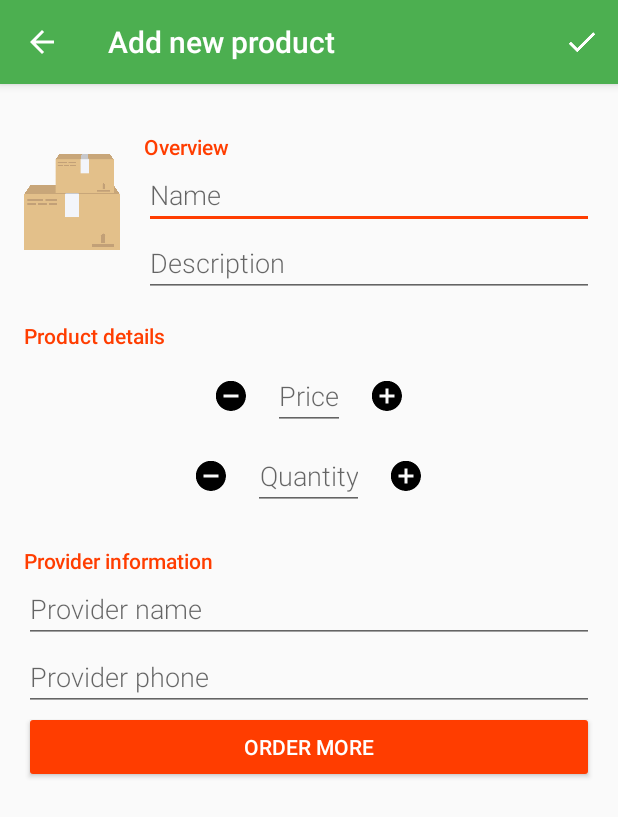
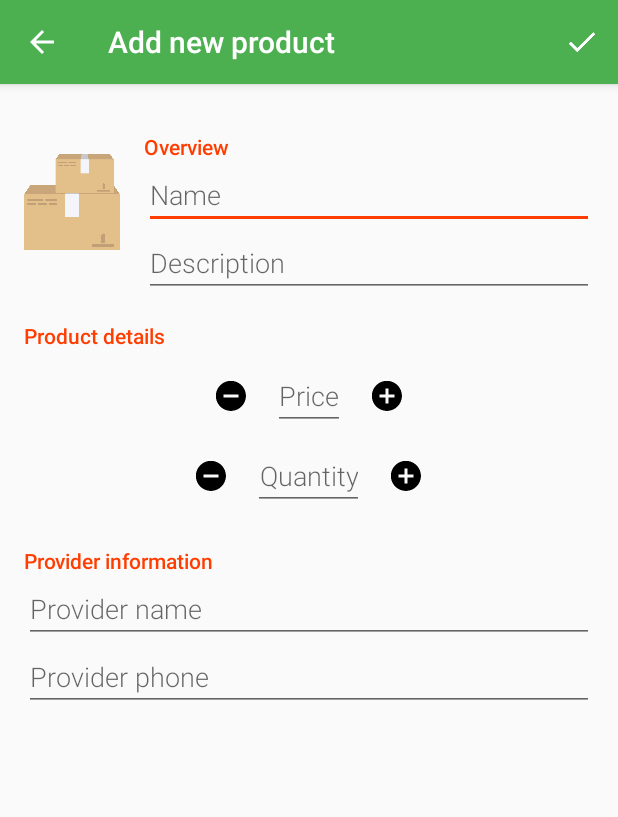
Before and after one commit to VIcuko/Android-InventoryApp, an Android app: the EditorActivity screen opened directly, with no data from a screen before it, on a phone screen of 412 x 824 dp. Shown: the top 817 px of the screen. Run offline under Robolectric (Android 15) with nearby library versions, the phone set to English and light mode, and no system bars.

Commit message:
Add Intent to phone with onClickListener to order more button

```diff
--- a/app/src/main/java/com/example/android/inventoryapp/EditorActivity.java
+++ b/app/src/main/java/com/example/android/inventoryapp/EditorActivity.java
@@ -16,6 +16,7 @@ import android.view.Menu;
 import android.view.MenuItem;
 import android.view.MotionEvent;
 import android.view.View;
+import android.widget.Button;
 import android.widget.EditText;
 import android.widget.ImageButton;
 import android.widget.Toast;
@@ -36,6 +37,7 @@ public class EditorActivity extends AppCompatActivity implements LoaderManager.L
     private ImageButton mPlusPriceImageButton;
     private ImageButton mMinusQuantityImageButton;
     private ImageButton mPlusQuantityImageButton;
+    private Button mOrderMoreButton;
 
     private Uri mCurrentProductUri;
     private boolean mProductHasChanged = false;
@@ -67,6 +69,7 @@ public class EditorActivity extends AppCompatActivity implements LoaderManager.L
         mPlusPriceImageButton = (ImageButton) findViewById(R.id.plus_price_button);
         mMinusQuantityImageButton = (ImageButton) findViewById(R.id.minus_quantity_button);
         mPlusQuantityImageButton = (ImageButton) findViewById(R.id.plus_quantity_button);
+        mOrderMoreButton = (Button) findViewById(R.id.order_more_button);
 
         mNameEditText.setOnTouchListener(mTouchListener);
         mDescriptionEditText.setOnTouchListener(mTouchListener);
@@ -78,7 +81,7 @@ public class EditorActivity extends AppCompatActivity implements LoaderManager.L
         if (currentProductUri == null) {
             setTitle(getString(R.string.editor_activity_title_add_product));
             invalidateOptionsMenu();
-
+            mOrderMoreButton.setVisibility(View.GONE);
         } else {
             setTitle(getString(R.string.editor_activity_title_edit_product));
             mCurrentProductUri = currentProductUri;
@@ -91,6 +94,8 @@ public class EditorActivity extends AppCompatActivity implements LoaderManager.L
         mPlusPriceImageButton.setOnClickListener(imageButtonClickListener(priceField, plusOne));
         mMinusQuantityImageButton.setOnClickListener(imageButtonClickListener(quantityField, minusOne));
         mPlusQuantityImageButton.setOnClickListener(imageButtonClickListener(quantityField, plusOne));
+
+        mOrderMoreButton.setOnClickListener(orderMoreButtonClickListener());
     }
 
     private View.OnClickListener imageButtonClickListener(final int field, final int action) {
@@ -116,7 +121,24 @@ public class EditorActivity extends AppCompatActivity implements LoaderManager.L
         };
     }
 
-    @Override
+    private View.OnClickListener orderMoreButtonClickListener() {
+        return new View.OnClickListener() {
+            @Override
+            public void onClick(View view) {
+                String phoneNumber = mProviderPhoneEditText.getText().toString();
+                if (!phoneNumber.isEmpty()) {
+                    Intent intent = new Intent(Intent.ACTION_DIAL);
+                    intent.setData(Uri.parse("tel:" + phoneNumber));
+                    if (intent.resolveActivity(getPackageManager()) != null) {
+                        startActivity(intent);
+                    }
+                } else {
+                    Toast.makeText(EditorActivity.this, "The provider\'s phone needs to be filled in", Toast.LENGTH_SHORT).show();
+                }
+            }
+        };
+    }
+
     public boolean onCreateOptionsMenu(Menu menu) {
         // Inflate the menu options from the res/menu/menu_editor.xml file.
         // This adds menu items to the app bar.
```
